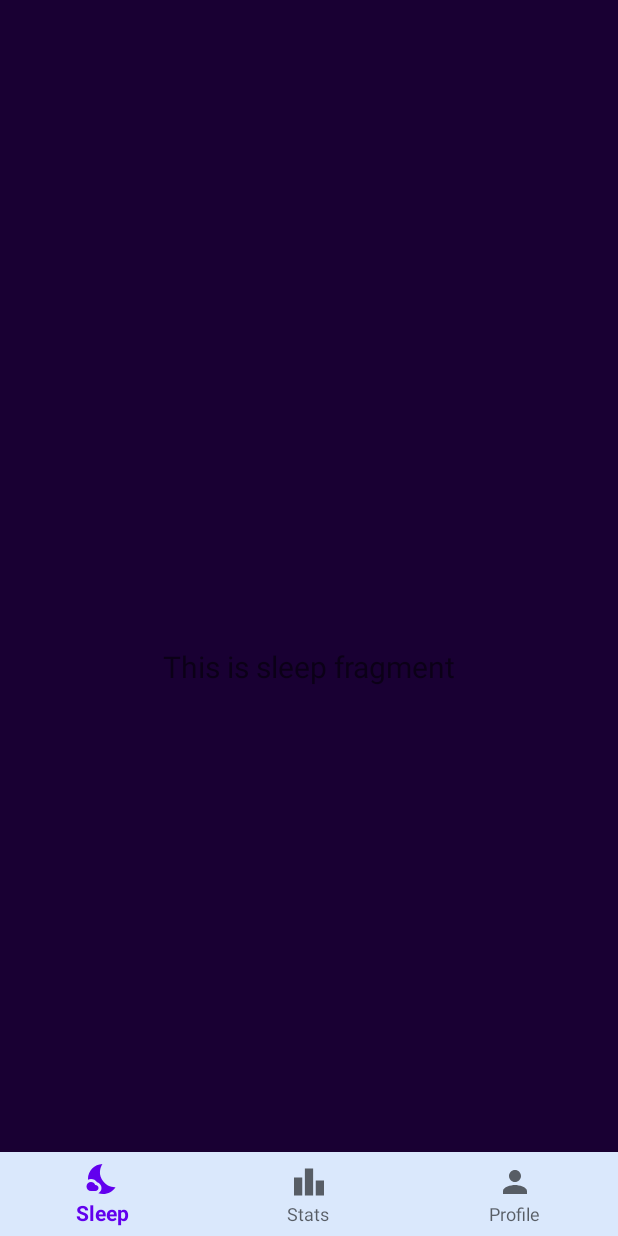
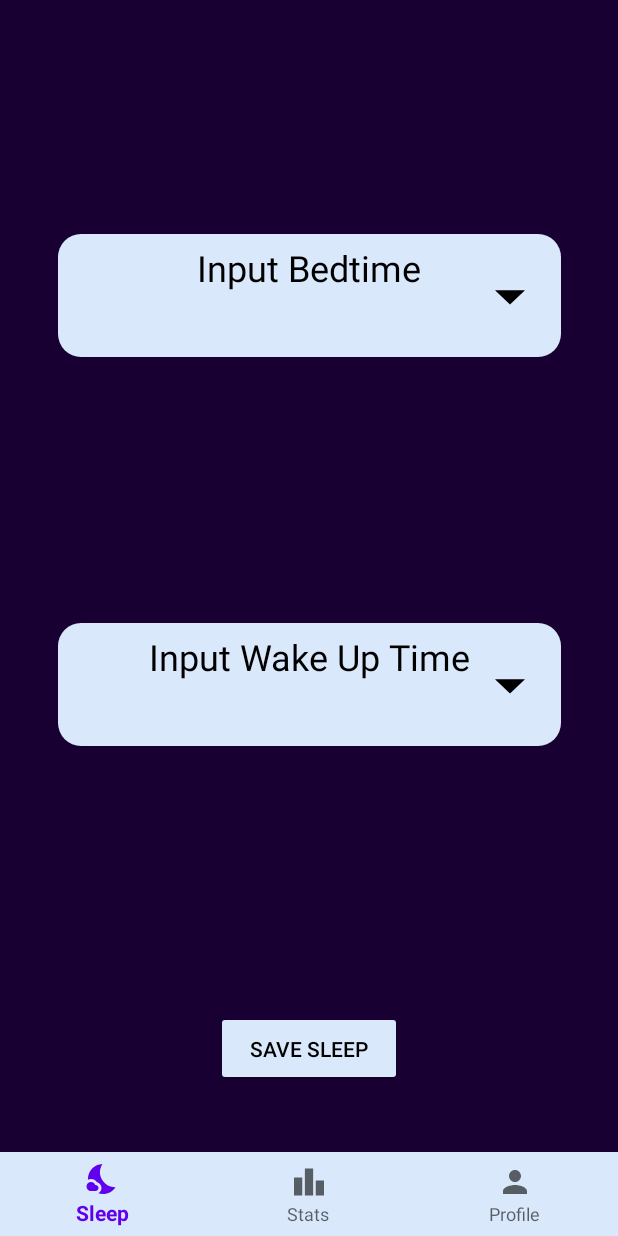
Before and after one commit to Igbooo/SleepTracker, an Android app: the SleepFragment screen opened directly, with no data from a screen before it, on a phone screen of 412 x 824 dp. Run offline under Robolectric (Android 15) with nearby library versions, the phone set to English and light mode, and no system bars; our stand-ins replace navigation-ui.

Commit message:
Implement input screen MVP
Implement the input screen complete with time pickers and text that updates. Save sleep button does nothing

```diff
--- a/app/src/main/java/com/example/sleeptracker/ui/sleep/SleepFragment.java
+++ b/app/src/main/java/com/example/sleeptracker/ui/sleep/SleepFragment.java
@@ -1,20 +1,29 @@
 package com.example.sleeptracker.ui.sleep;
 
+import android.app.Activity;
+import android.app.TimePickerDialog;
 import android.os.Bundle;
 import android.view.LayoutInflater;
 import android.view.View;
 import android.view.ViewGroup;
+import android.widget.Button;
 import android.widget.TextView;
+import android.widget.TimePicker;
 
 import androidx.annotation.NonNull;
-import androidx.annotation.Nullable;
 import androidx.fragment.app.Fragment;
-import androidx.lifecycle.Observer;
 import androidx.lifecycle.ViewModelProviders;
 
+import com.example.sleeptracker.MainActivity;
 import com.example.sleeptracker.R;
 
+import android.text.format.DateFormat;
+import java.util.Calendar;
+
 public class SleepFragment extends Fragment {
+    Button buttonBedtime, buttonWakeUp;
+    TextView tvBedtime, tvWakeUp;
+    int bedHour, bedMinute, wakeHour, wakeMinute;
 
     private SleepViewModel homeViewModel;
 
@@ -23,13 +32,56 @@ public class SleepFragment extends Fragment {
         homeViewModel =
                 ViewModelProviders.of(this).get(SleepViewModel.class);
         View root = inflater.inflate(R.layout.fragment_sleep, container, false);
-        final TextView textView = root.findViewById(R.id.text_home);
-        homeViewModel.getText().observe(getViewLifecycleOwner(), new Observer<String>() {
+
+        tvBedtime = root.findViewById(R.id.bedtimeTimeText);
+        tvWakeUp = root.findViewById(R.id.wakeUpTimeText);
+        buttonBedtime = root.findViewById(R.id.downArrowBedtime);
+        buttonWakeUp = root.findViewById(R.id.downArrowWakeUp);
+
+        buttonBedtime.setOnClickListener(new View.OnClickListener() {
             @Override
-            public void onChanged(@Nullable String s) {
-                textView.setText(s);
+            public void onClick(View v) {
+                TimePickerDialog timePickerDialog = new TimePickerDialog(
+                        getActivity(),
+                        new TimePickerDialog.OnTimeSetListener() {
+                            @Override
+                            public void onTimeSet(TimePicker view, int hourOfDay, int minute) {
+                                bedHour = hourOfDay;
+                                bedMinute = minute;
+                                Calendar calendar = Calendar.getInstance();
+                                calendar.set(0,0,0,bedHour,bedMinute);
+                                tvBedtime.setText(DateFormat.format("hh:mm aa", calendar));
+                            }
+                        },12,0,false
+                );
+                timePickerDialog.updateTime(bedHour,bedMinute);
+
+                timePickerDialog.show();
+            }
+        });
+
+        buttonWakeUp.setOnClickListener(new View.OnClickListener() {
+            @Override
+            public void onClick(View v) {
+                TimePickerDialog timePickerDialog = new TimePickerDialog(
+                        getActivity(),
+                        new TimePickerDialog.OnTimeSetListener() {
+                            @Override
+                            public void onTimeSet(TimePicker view, int hourOfDay, int minute) {
+                                wakeHour = hourOfDay;
+                                wakeMinute = minute;
+                                Calendar calendar = Calendar.getInstance();
+                                calendar.set(0,0,0,wakeHour,wakeMinute);
+                                tvWakeUp.setText(DateFormat.format("hh:mm aa", calendar));
+                            }
+                        },12,0,false
+                );
+                timePickerDialog.updateTime(wakeHour,wakeMinute);
+
+                timePickerDialog.show();
             }
         });
         return root;
     }
+
 }
--- a/app/src/main/java/com/example/sleeptracker/ui/sleep/SleepViewModel.java
+++ b/app/src/main/java/com/example/sleeptracker/ui/sleep/SleepViewModel.java
@@ -5,15 +5,4 @@ import androidx.lifecycle.MutableLiveData;
 import androidx.lifecycle.ViewModel;
 
 public class SleepViewModel extends ViewModel {
-
-    private MutableLiveData<String> mText;
-
-    public SleepViewModel() {
-        mText = new MutableLiveData<>();
-        mText.setValue("This is sleep fragment");
-    }
-
-    public LiveData<String> getText() {
-        return mText;
-    }
 }
--- /dev/null
+++ b/app/src/main/res/drawable/ic_arrow_drop_down_24px.xml
@@ -0,0 +1,9 @@
+<vector xmlns:android="http://schemas.android.com/apk/res/android"
+    android:width="24dp"
+    android:height="24dp"
+    android:viewportWidth="24"
+    android:viewportHeight="24">
+  <path
+      android:fillColor="#FF000000"
+      android:pathData="M7,10l5,5 5,-5z"/>
+</vector>
--- /dev/null
+++ b/app/src/main/res/drawable/rounded_corner.xml
@@ -0,0 +1,11 @@
+<shape xmlns:android="http://schemas.android.com/apk/res/android">
+    <solid android:color="#ffffff" />
+
+    <padding
+        android:left="3dp"
+        android:right="3dp"
+        android:bottom="3dp"
+        android:top="3dp" />
+
+    <corners android:radius="15dp" />
+</shape>
--- a/app/src/main/res/layout/fragment_sleep.xml
+++ b/app/src/main/res/layout/fragment_sleep.xml
@@ -7,16 +7,96 @@
     tools:context=".ui.sleep.SleepFragment">
 
     <TextView
-        android:id="@+id/text_home"
-        android:layout_width="match_parent"
-        android:layout_height="wrap_content"
-        android:layout_marginStart="8dp"
-        android:layout_marginTop="8dp"
-        android:layout_marginEnd="8dp"
-        android:textAlignment="center"
-        android:textSize="20sp"
-        app:layout_constraintBottom_toBottomOf="parent"
+        android:id="@+id/inputSleepText2"
+        android:layout_width="335dp"
+        android:layout_height="82dp"
+        android:background="@drawable/rounded_corner"
+        android:backgroundTint="@color/sleepBlue"
+        android:gravity="center"
+        android:paddingBottom="40dp"
+        android:text="@string/sleep_input_wakeup_text"
+        android:textColor="@android:color/black"
+        android:textSize="24sp"
+        app:layout_constraintBottom_toTopOf="@+id/saveInputButton"
+        app:layout_constraintEnd_toEndOf="parent"
+        app:layout_constraintStart_toStartOf="parent"
+        app:layout_constraintTop_toBottomOf="@+id/inputSleepText" />
+
+    <TextView
+        android:id="@+id/inputSleepText"
+        android:layout_width="335dp"
+        android:layout_height="82dp"
+        android:layout_marginTop="100dp"
+        android:background="@drawable/rounded_corner"
+        android:backgroundTint="@color/sleepBlue"
+        android:gravity="center"
+        android:paddingBottom="40dp"
+        android:text="@string/sleep_input_bedtime_text"
+        android:textColor="@android:color/black"
+        android:textSize="24sp"
         app:layout_constraintEnd_toEndOf="parent"
         app:layout_constraintStart_toStartOf="parent"
         app:layout_constraintTop_toTopOf="parent" />
+
+    <TextView
+        android:id="@+id/bedtimeTimeText"
+        android:layout_width="wrap_content"
+        android:layout_height="wrap_content"
+        android:layout_marginTop="30dp"
+        android:textColor="@android:color/black"
+        android:textSize="24sp"
+        app:layout_constraintBottom_toBottomOf="@+id/inputSleepText"
+        app:layout_constraintEnd_toEndOf="@+id/inputSleepText"
+        app:layout_constraintStart_toStartOf="@+id/inputSleepText"
+        app:layout_constraintTop_toTopOf="@+id/inputSleepText" />
+
+    <TextView
+        android:id="@+id/wakeUpTimeText"
+        android:layout_width="wrap_content"
+        android:layout_height="wrap_content"
+        android:layout_marginTop="30dp"
+        android:textColor="@android:color/black"
+        android:textSize="24sp"
+        app:layout_constraintBottom_toBottomOf="@+id/inputSleepText2"
+        app:layout_constraintEnd_toEndOf="@+id/inputSleepText2"
+        app:layout_constraintStart_toStartOf="@+id/inputSleepText2"
+        app:layout_constraintTop_toTopOf="@+id/inputSleepText2" />
+
+    <Button
+        android:id="@+id/downArrowBedtime"
+        android:layout_width="48dp"
+        android:layout_height="45dp"
+        android:layout_marginEnd="10dp"
+        android:backgroundTint="#00FFFFFF"
+        android:foreground="@drawable/ic_arrow_drop_down_24px"
+        android:outlineProvider="none"
+        android:text=""
+        app:layout_constraintBottom_toBottomOf="@+id/inputSleepText"
+        app:layout_constraintEnd_toEndOf="@+id/inputSleepText"
+        app:layout_constraintTop_toTopOf="@+id/inputSleepText" />
+
+    <Button
+        android:id="@+id/saveInputButton"
+        android:layout_width="124dp"
+        android:layout_height="50dp"
+        android:layout_marginBottom="100dp"
+        android:backgroundTint="@color/sleepBlue"
+        android:text="@string/sleep_save_button_text"
+        android:textColor="@android:color/black"
+        app:layout_constraintBottom_toBottomOf="parent"
+        app:layout_constraintEnd_toEndOf="parent"
+        app:layout_constraintStart_toStartOf="parent" />
+
+    <Button
+        android:id="@+id/downArrowWakeUp"
+        android:layout_width="48dp"
+        android:layout_height="45dp"
+        android:layout_marginEnd="10dp"
+        android:backgroundTint="#00FFFFFF"
+        android:foreground="@drawable/ic_arrow_drop_down_24px"
+        android:outlineProvider="none"
+        android:text=""
+        app:layout_constraintBottom_toBottomOf="@+id/inputSleepText2"
+        app:layout_constraintEnd_toEndOf="@+id/inputSleepText2"
+        app:layout_constraintTop_toTopOf="@+id/inputSleepText2" />
 </androidx.constraintlayout.widget.ConstraintLayout>
--- a/app/src/main/res/values/strings.xml
+++ b/app/src/main/res/values/strings.xml
@@ -6,4 +6,8 @@
     <string name="start_text">Sleep Tracker</string>
     <string name="start_image_description">A Moon and Stars.</string>
     <string name="start_button_text">Start</string>
+    <string name="sleep_input_bedtime_text">Input Bedtime</string>
+    <string name="sleep_input_wakeup_text">Input Wake Up Time</string>
+    <string name="sleep_save_button_text">Save Sleep</string>
+    <string name="dropdown_desc">A drop down arrow.</string>
 </resources>
```
